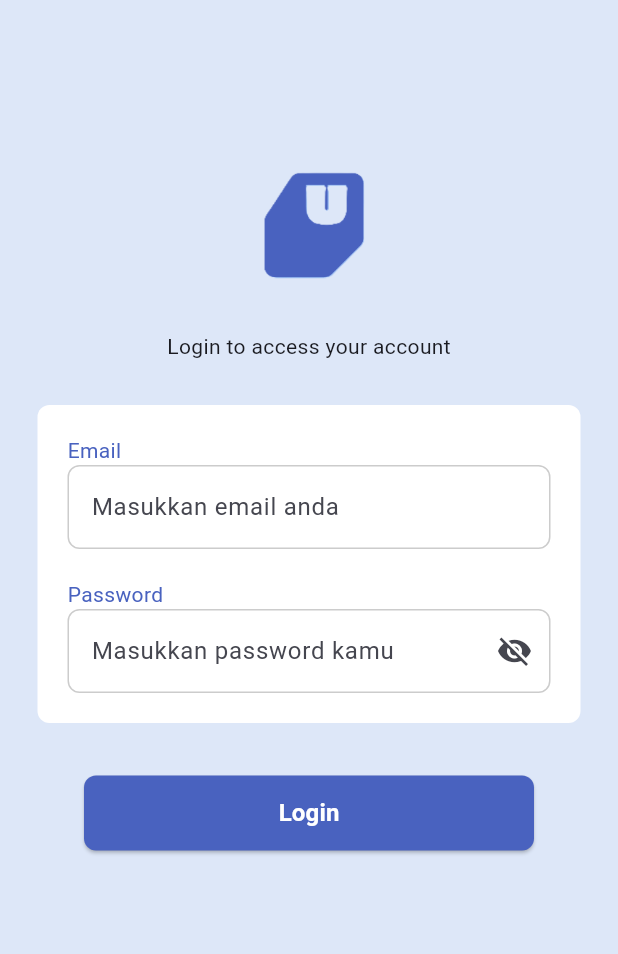
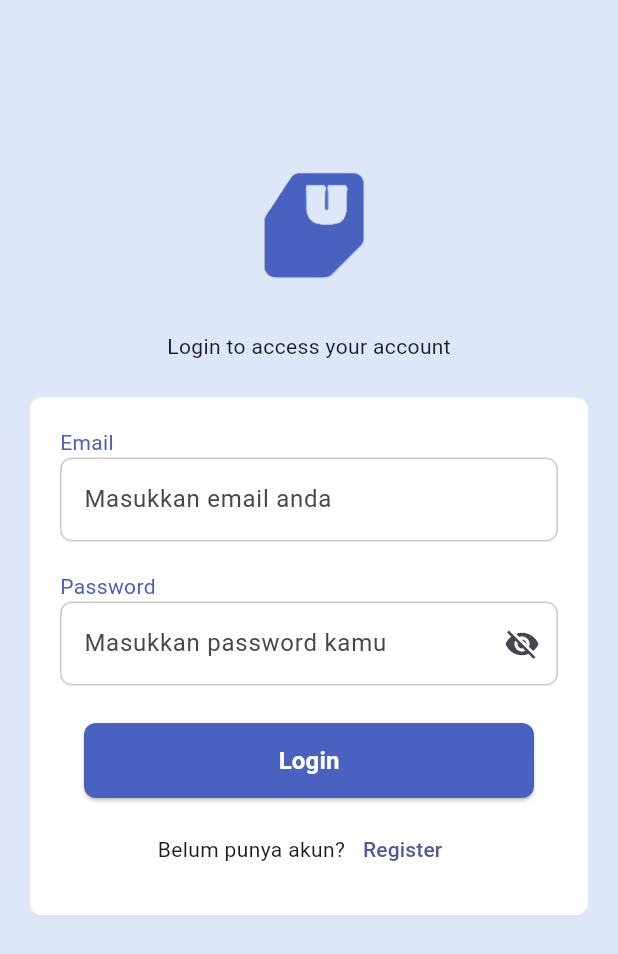
Before and after one commit to mutiaramaze/uvol, a Flutter app: the screen it shows after launch, on a phone screen of 412 x 824 dp. Shown: the top 954 px of the screen. Run offline on Flutter 3.47's test engine with Material 3 defaults, Android fonts, the light colour scheme and no system bars; our stand-ins replace custom_sliding_segmented_control, file_picker, fluttertoast, shared_preferences, sqflite, stylish_bottom_bar; accounts and stored records are empty.

Commit message:
update profile dan login

```diff
--- a/lib/view/starting/login.dart
+++ b/lib/view/starting/login.dart
@@ -7,6 +7,7 @@ import 'package:uvol/preferences/preference_handler.dart';
 import 'package:uvol/view/starting/about_me.dart';
 import 'package:uvol/view/detail_events.dart';
 import 'package:uvol/view/main%20page/home.dart';
+import 'package:uvol/view/starting/register.dart';
 import 'package:uvol/widget/app_images.dart';
 import 'package:uvol/widget/bottom_nav.dart';
 import 'package:uvol/widget/build_text_field.dart';
@@ -24,51 +25,54 @@ class _LoginState extends State<Login> {
   final TextEditingController nameController = TextEditingController();
   bool isVisibility = false;
 
+  final _formKey = GlobalKey<FormState>();
+
+  // utility kecil untuk spacing
+  SizedBox height(double h) => SizedBox(height: h);
+
   @override
   Widget build(BuildContext context) {
     return Scaffold(
       appBar: AppBar(backgroundColor: Color.fromARGB(255, 221, 231, 248)),
       backgroundColor: Color.fromARGB(255, 221, 231, 248),
-
-      body: Stack(children: [buildLayer()]),
+      body: buildLayer(context),
     );
   }
 
-  final _formKey = GlobalKey<FormState>();
-  SafeArea buildLayer() {
+  Widget buildLayer(BuildContext context) {
+    // supaya kalau keyboard muncul, bisa scroll dan nggak overflow
+    final bottomInset = MediaQuery.of(context).viewInsets.bottom;
+
     return SafeArea(
       child: Form(
         key: _formKey,
         child: Padding(
           padding: const EdgeInsets.all(20.0),
-
+          child: SingleChildScrollView(
+            padding: EdgeInsets.only(bottom: bottomInset),
             child: Column(
-            mainAxisAlignment: MainAxisAlignment.center,
+              crossAxisAlignment: CrossAxisAlignment.center,
               children: [
                 height(30),
-
                 Image.asset(AppImages.uvolpng, height: 100),
                 height(15),
-              Text("Login to access your account"),
+                const Text("Login to access your account"),
                 height(24),
 
-              Padding(
-                padding: const EdgeInsets.all(5),
-                child: Container(
-                  padding: EdgeInsets.all(20),
+                // KOTAK FORM + TOMBOL LOGIN + REGISTER
+                Container(
+                  padding: const EdgeInsets.all(20),
                   decoration: BoxDecoration(
                     color: Colors.white,
                     borderRadius: BorderRadius.circular(8),
                   ),
                   child: Column(
+                    crossAxisAlignment: CrossAxisAlignment.start,
                     children: [
-                      Row(
-                        children: [
-                          Text(
+                      // Label email
+                      const Text(
                         "Email",
                         style: TextStyle(color: Color(0xFF4962BF)),
-                          ),
-                        ],
                       ),
                       BuildTextField(
                         hintText: "Masukkan email anda",
@@ -88,13 +92,11 @@ class _LoginState extends State<Login> {
                       ),
 
                       height(20),
-                      Row(
-                        children: [
-                          Text(
+
+                      // Label password
+                      const Text(
                         "Password",
                         style: TextStyle(color: Color(0xFF4962BF)),
-                          ),
-                        ],
                       ),
                       BuildTextField(
                         hintText: "Masukkan password kamu",
@@ -109,14 +111,12 @@ class _LoginState extends State<Login> {
                           return null;
                         },
                       ),
-                    ],
-                  ),
-                ),
-              ),
 
-              height(30),
+                      height(25),
 
-              MoveButton(
+                      // TOMBOL LOGIN (deket sama password)
+                      Center(
+                        child: MoveButton(
                           text: "Login",
                           onPressed: () async {
                             if (_formKey.currentState!.validate()) {
@@ -134,21 +134,27 @@ class _LoginState extends State<Login> {
                                 ); // simpan data user
                                 Navigator.pushReplacement(
                                   context,
-                        MaterialPageRoute(builder: (context) => AboutMe()),
+                                  MaterialPageRoute(
+                                    builder: (context) => AboutMe(),
+                                  ),
                                 );
                               } else {
-                      Fluttertoast.showToast(msg: "Email atau password salah");
+                                Fluttertoast.showToast(
+                                  msg: "Email atau password salah",
+                                );
                               }
                             } else {
                               showDialog(
                                 context: context,
                                 builder: (context) {
                                   return AlertDialog(
-                          title: Text("Validation Error"),
-                          content: Text("Please fill all fields"),
+                                    title: const Text("Validation Error"),
+                                    content: const Text(
+                                      "Please fill all fields",
+                                    ),
                                     actions: [
                                       TextButton(
-                              child: Text("OK"),
+                                        child: const Text("OK"),
                                         onPressed: () {
                                           Navigator.pop(context);
                                         },
@@ -160,8 +166,35 @@ class _LoginState extends State<Login> {
                             }
                           },
                         ),
-              Spacer(),
+                      ),
+
+                      height(10),
+
+                      // LINK REGISTER
+                      Row(
+                        mainAxisAlignment: MainAxisAlignment.center,
+                        children: [
+                          const Text("Belum punya akun?"),
+                          TextButton(
+                            onPressed: () {
+                              Navigator.push(
+                                context,
+                                MaterialPageRoute(
+                                  builder: (context) => const Register(),
+                                ),
+                              );
+                            },
+                            child: const Text("Register"),
+                          ),
                         ],
+                      ),
+                    ],
+                  ),
+                ),
+
+                height(20),
+              ],
+            ),
           ),
         ),
       ),
```
Also changed, not shown: lib/view/profile.dart (+87 -51 lines). Lines whose indentation alone changed are shown as unchanged.
